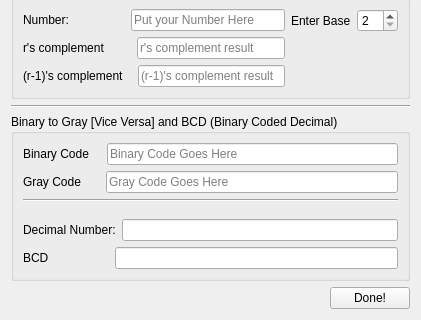
Qt form qbaseoperations.ui (manashmandal/AdvancedELearning) before a commit; both pictures show x 0 to 421 and y 213 to 533 of the 421 by 533 pixel window.
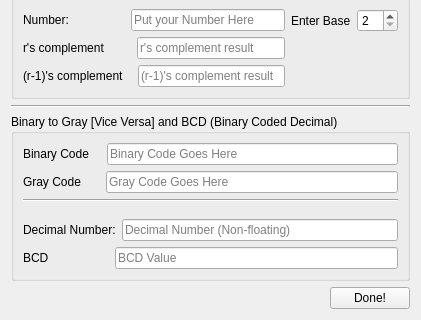
The same form after that commit.

```diff
--- a/qbaseoperations.ui
+++ b/qbaseoperations.ui
@@ -604,7 +604,11 @@
                </spacer>
               </item>
               <item>
-               <widget class="QLineEdit" name="decNumberEdit"/>
+               <widget class="QLineEdit" name="decNumberEdit">
+                <property name="placeholderText">
+                 <string>Decimal Number (Non-floating)</string>
+                </property>
+               </widget>
               </item>
              </layout>
             </item>
@@ -634,7 +638,11 @@
                </spacer>
               </item>
               <item>
-               <widget class="QLineEdit" name="BCDLineEdit"/>
+               <widget class="QLineEdit" name="BCDLineEdit">
+                <property name="placeholderText">
+                 <string>BCD Value</string>
+                </property>
+               </widget>
               </item>
              </layout>
             </item>
```
Left out of the diff: 11 changed lines with no effect on the pictures.
